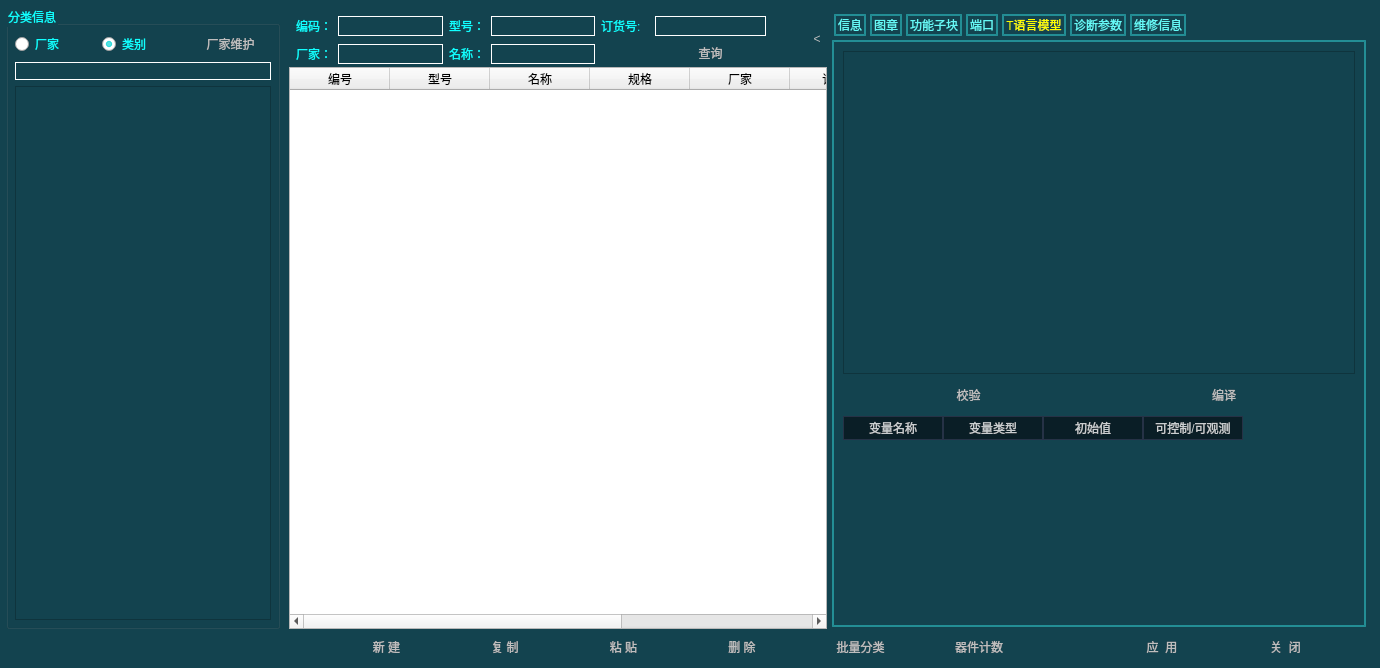
lushisong/T-Designer, file dialogunitmanage.ui: the form before one commit.
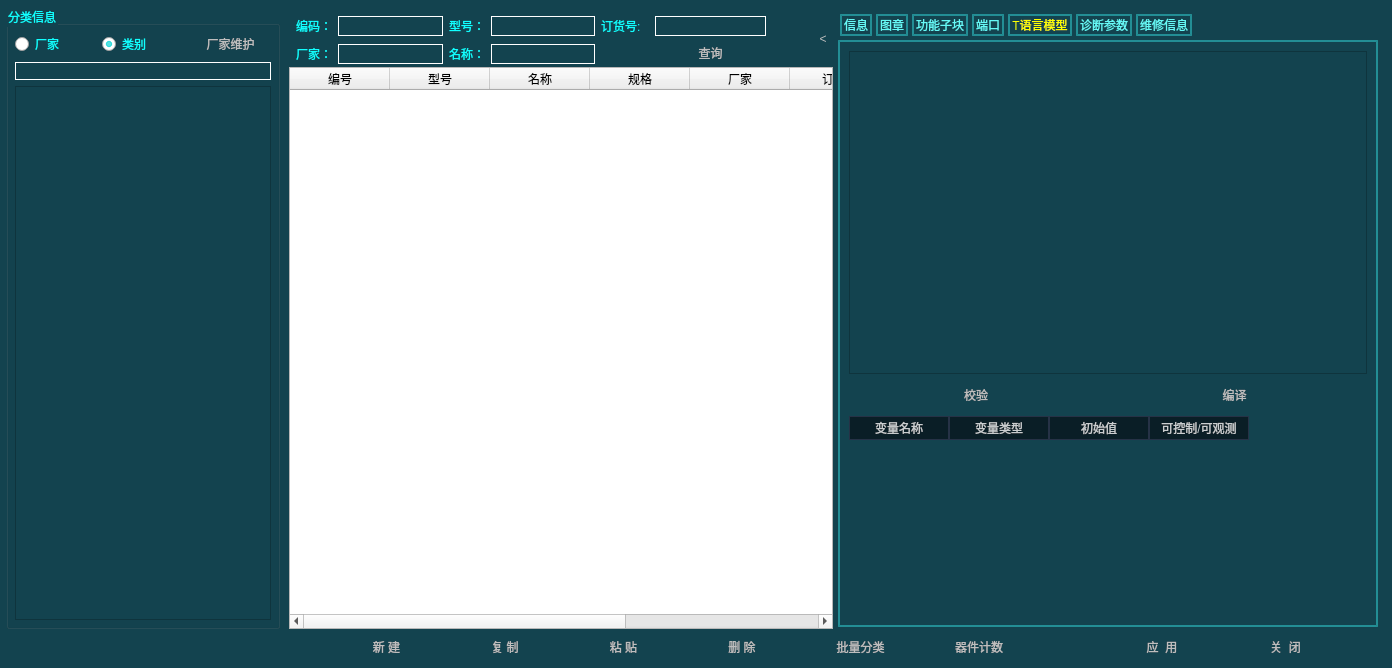
The form after the commit. Icons and pictures are not drawn. Custom widgets are drawn as their Qt base class.

Diff of the .ui file:
```diff
--- a/dialogunitmanage.ui
+++ b/dialogunitmanage.ui
@@ -6,7 +6,7 @@
    <rect>
     <x>0</x>
     <y>0</y>
-    <width>1380</width>
+    <width>1392</width>
     <height>668</height>
    </rect>
   </property>
@@ -2586,7 +2586,7 @@
         </item>
        </layout>
       </widget>
-      <widget class="QWidget" name="layoutWidget">
+      <widget class="QWidget" name="layoutWidget2">
        <property name="geometry">
         <rect>
          <x>1097</x>
```
